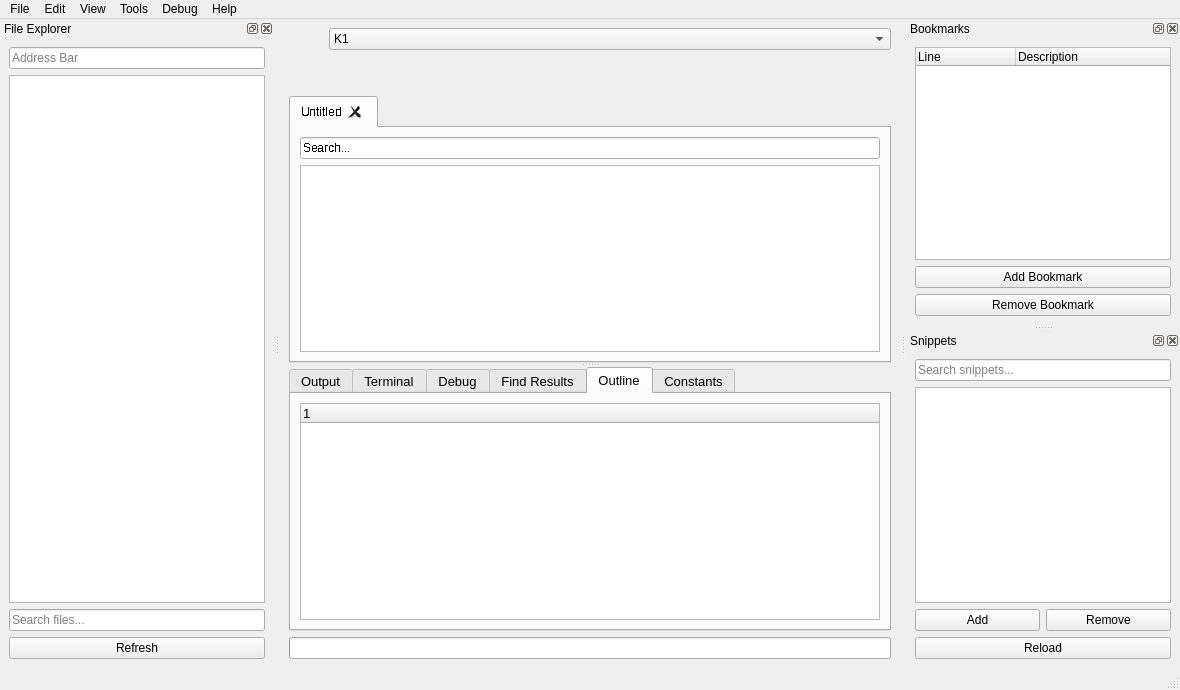
Above: Tools/HolocronToolset/src/ui/editors/nss.ui from NickHugi/PyKotor before the change. Below: the same form after it.
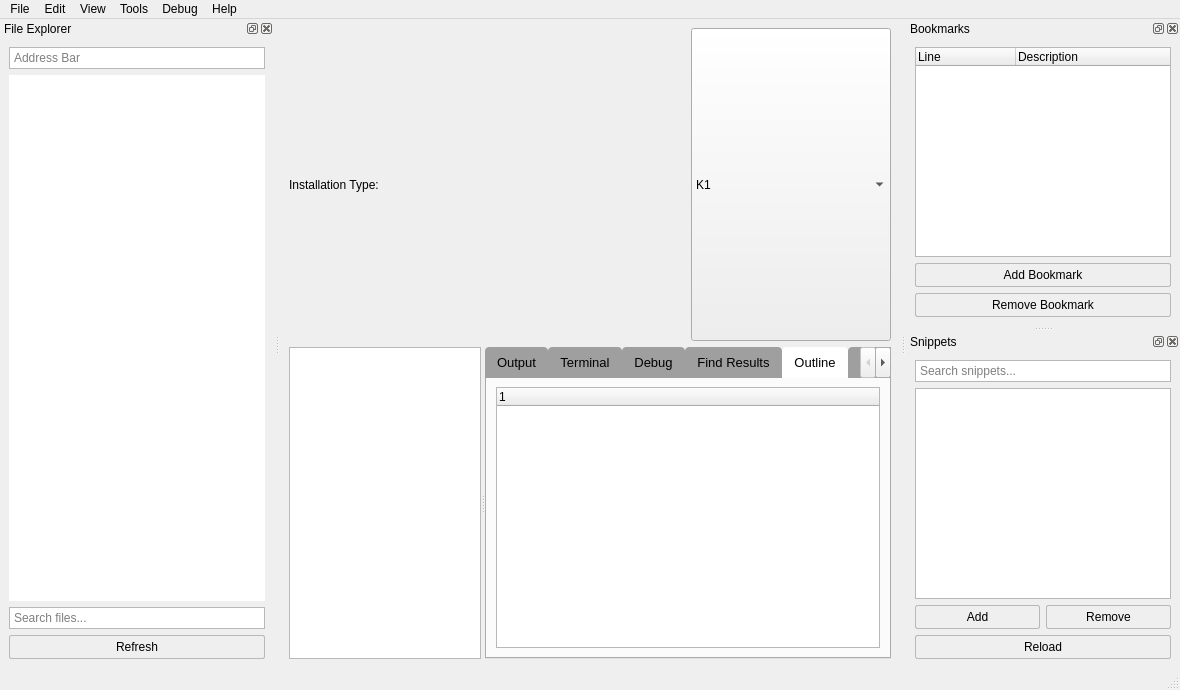
That is the form after the change. The open tabs and pages were chosen to show the change. Custom widgets are drawn as their Qt base class.

Patch:
```diff
--- a/Tools/HolocronToolset/src/ui/editors/nss.ui
+++ b/Tools/HolocronToolset/src/ui/editors/nss.ui
@@ -11,33 +11,91 @@
             </rect>
         </property>
         <property name="windowTitle">
-            <string>Advanced NSS Editor</string>
+            <string>NSS Editor</string>
+        </property>
+        <property name="styleSheet">
+            <string notr="true">
+                QMainWindow {
+                background-color: palette(window);
+                color: palette(windowText);
+                }
+                QeditorTabs::pane {
+                border: none;
+                background-color: palette(base);
+                }
+                QTabBar::tab {
+                background-color: palette(dark);
+                color: palette(text);
+                padding: 8px 12px;
+                border: none;
+                border-top-left-radius: 4px;
+                border-top-right-radius: 4px;
+                }
+                QTabBar::tab:selected {
+                background-color: palette(base);
+                color: palette(text);
+                }
+                QLineEdit, QTextEdit {
+                background-color: palette(base);
+                color: palette(text);
+                border: 1px solid palette(mid);
+                padding: 2px;
+                }
+                QPushButton {
+                background-color: palette(button);
+                color: palette(buttonText);
+                border: 1px solid palette(mid);
+                padding: 4px 8px;
+                border-radius: 2px;
+                }
+                QPushButton:hover {
+                background-color: palette(light);
+                }
+                QScrollBar:vertical {
+                border: none;
+                background-color: palette(base);
+                width: 14px;
+                margin: 0px 0px 0px 0px;
+                }
+                QScrollBar::handle:vertical {
+                background-color: palette(mid);
+                min-height: 20px;
+                }
+                QScrollBar::add-line:vertical, QScrollBar::sub-line:vertical {
+                height: 0px;
+                }</string>
         </property>
         <widget class="QWidget" name="centralwidget">
-            <layout class="QVBoxLayout" name="vboxlytCentralWidget" stretch="0,0,1,0,0">
+            <layout class="QVBoxLayout" name="vboxlytCentralWidget" stretch="0,0">
                 <item>
-                    <layout class="QHBoxLayout" name="middleTopHorizLyt">
+                    <layout class="QHBoxLayout" name="middleTopHorizLyt" stretch="1,0">
                         <item>
-                            <spacer name="horizontalSpacer">
-                                <property name="orientation">
-                                    <enum>Orientation.Horizontal</enum>
+                            <widget class="QLabel" name="label">
+                                <property name="sizePolicy">
+                                    <sizepolicy hsizetype="Expanding" vsizetype="Preferred">
+                                        <horstretch>0</horstretch>
+                                        <verstretch>0</verstretch>
+                                    </sizepolicy>
                                 </property>
-                                <property name="sizeHint" stdset="0">
+                                <property name="text">
+                                    <string>Installation Type:</string>
+                                </property>
+                            </widget>
+                        </item>
+                        <item>
+                            <widget class="QComboBox" name="gameSelector">
+                                <property name="sizePolicy">
+                                    <sizepolicy hsizetype="MinimumExpanding" vsizetype="Preferred">
+                                        <horstretch>0</horstretch>
+                                        <verstretch>0</verstretch>
+                                    </sizepolicy>
+                                </property>
+                                <property name="minimumSize">
                                     <size>
-                                        <width>40</width>
-                                        <height>20</height>
+                                        <width>200</width>
+                                        <height>0</height>
                                     </size>
                                 </property>
-                            </spacer>
-                        </item>
-                        <item>
-                            <widget class="QComboBox" name="gameSelector">
-                                <property name="sizePolicy">
-                                    <sizepolicy hsizetype="Preferred" vsizetype="Preferred">
-                                        <horstretch>0</horstretch>
-                                        <verstretch>0</verstretch>
-                                    </sizepolicy>
-                                </property>
                                 <property name="toolTip">
                                     <string>This determines what constants to use for your IDE and
                                         impacts the PyKotor compiler (if used)</string>
@@ -59,66 +117,12 @@
                         </item>
                     </layout>
                 </item>
-                <item>
-                    <spacer name="verticalSpacer">
-                        <property name="orientation">
-                            <enum>Orientation.Vertical</enum>
-                        </property>
-                        <property name="sizeHint" stdset="0">
-                            <size>
-                                <width>20</width>
-                                <height>40</height>
-                            </size>
-                        </property>
-                    </spacer>
-                </item>
                 <item>
                     <widget class="QSplitter" name="mainSplitter">
-                        <property name="orientation">
-                            <enum>Qt::Vertical</enum>
+                        <property name="Orientation">
+                            <enum>Orientation.Vertical</enum>
                         </property>
-                        <widget class="QTabWidget" name="editorTabs">
-                            <property name="sizePolicy">
-                                <sizepolicy hsizetype="Expanding" vsizetype="Preferred">
-                                    <horstretch>0</horstretch>
-                                    <verstretch>0</verstretch>
-                                </sizepolicy>
-                            </property>
-                            <property name="font">
-                                <font>
-                                    <stylestrategy>NoAntialias</stylestrategy>
-                                </font>
-                            </property>
-                            <property name="acceptDrops">
-                                <bool>true</bool>
-                            </property>
-                            <property name="whatsThis">
-                                <string>Main Code Area</string>
-                            </property>
-                            <property name="tabsClosable">
-                                <bool>true</bool>
-                            </property>
-                            <property name="movable">
-                                <bool>true</bool>
-                            </property>
-                            <widget class="QWidget" name="tab">
-                                <attribute name="title">
-                                    <string>Untitled</string>
-                                </attribute>
-                                <layout class="QVBoxLayout" name="verticalLayout_6">
-                                    <item>
-                                        <widget class="QLineEdit" name="searchBar">
-                                            <property name="placeholderText">
-                                                <string>Search...</string>
-                                            </property>
-                                        </widget>
-                                    </item>
-                                    <item>
-                                        <widget class="CodeEditor" name="codeEdit" />
-                                    </item>
-                                </layout>
-                            </widget>
-                        </widget>
+                        <widget class="CodeEditor" name="codeEdit" />
                         <widget class="QTabWidget" name="panelTabs">
                             <property name="font">
                                 <font>
@@ -242,7 +246,13 @@
                                 </attribute>
                                 <layout class="QVBoxLayout" name="verticalLayout_4">
                                     <item>
-                                        <widget class="QTreeWidget" name="outlineView" />
+                                        <widget class="QTreeWidget" name="outlineView">
+                                            <column>
+                                                <property name="text">
+                                                    <string notr="true">1</string>
+                                                </property>
+                                            </column>
+                                        </widget>
                                     </item>
                                 </layout>
                             </widget>
@@ -284,16 +294,6 @@
                         </widget>
                     </widget>
                 </item>
-                <item>
-                    <widget class="QProgressBar" name="progressBar">
-                        <property name="maximum">
-                            <number>1</number>
-                        </property>
-                        <property name="textVisible">
-                            <bool>false</bool>
-                        </property>
-                    </widget>
-                </item>
             </layout>
         </widget>
         <widget class="QStatusBar" name="statusbar" />
@@ -315,6 +315,20 @@
                     </item>
                     <item>
                         <widget class="RobustTreeView" name="fileExplorerView">
+                            <property name="styleSheet">
+                                <string notr="true">QTreeView {
+                                    background-color: palette(base);
+                                    color: palette(text);
+                                    border: none;
+                                    }
+                                    QTreeView::item {
+                                    padding: 4px;
+                                    }
+                                    QTreeView::item:selected {
+                                    background-color: palette(highlight);
+                                    color: palette(highlightedText);
+                                    }</string>
+                            </property>
                         </widget>
                     </item>
                     <item>
```
